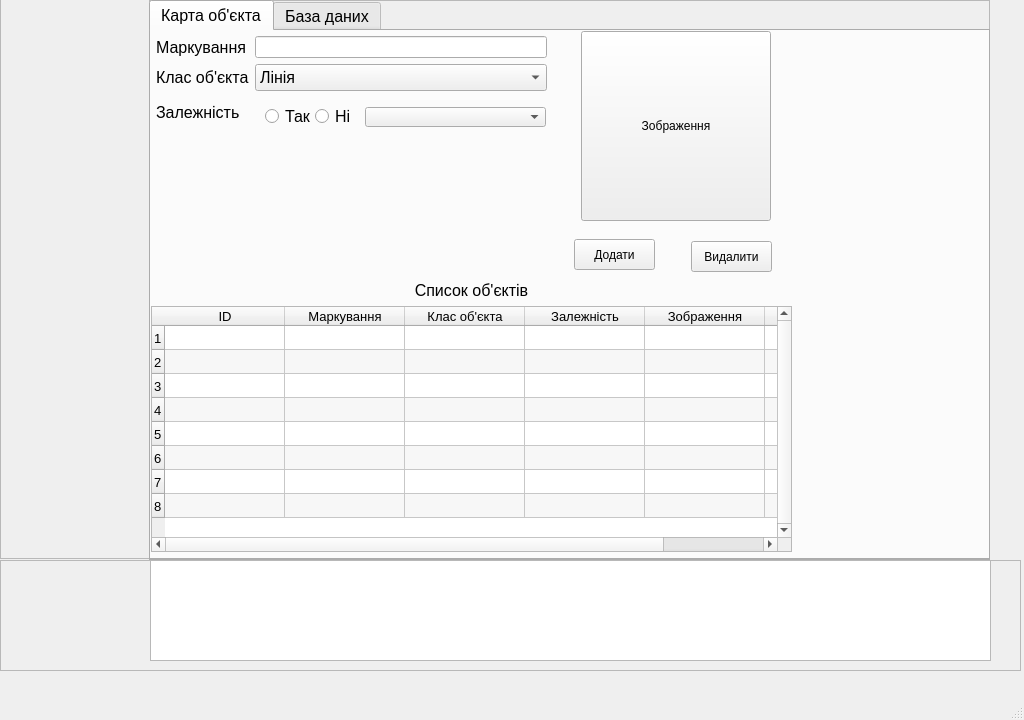
The window that UI/main.ui (DenysYuryev/PlantScheduler) describes before a commit, drawn with Qt 5.
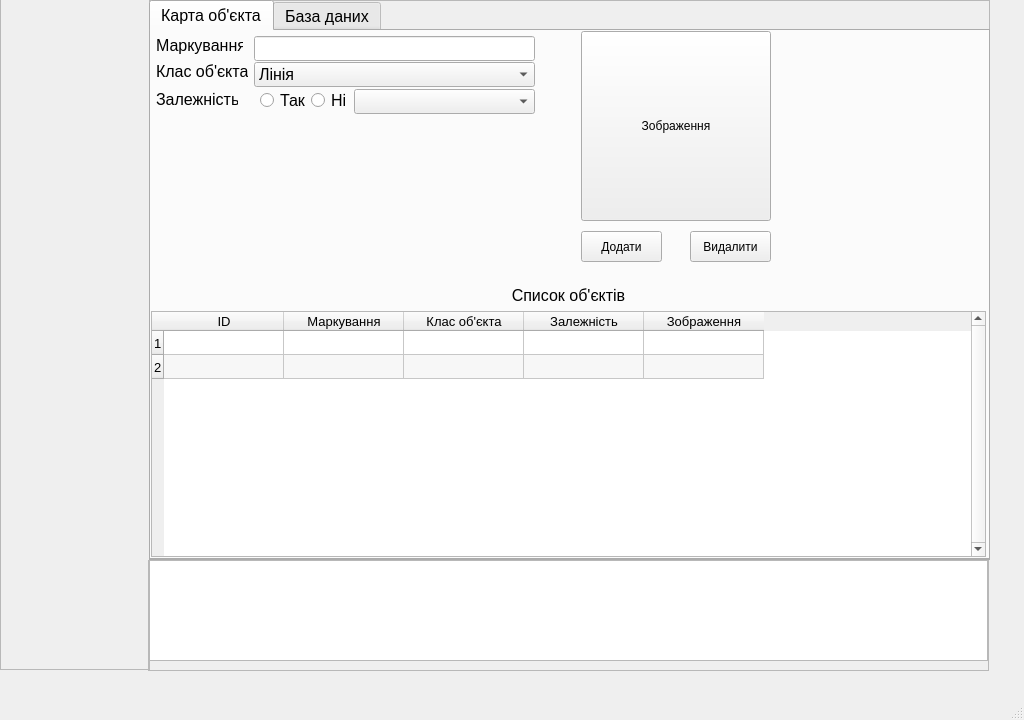
The same window after the commit. The open tabs and pages were chosen to show the change.

Diff of the .ui file:
```diff
--- a/UI/main.ui
+++ b/UI/main.ui
@@ -53,7 +53,7 @@
       <x>0</x>
       <y>-1</y>
       <width>150</width>
-      <height>560</height>
+      <height>671</height>
      </rect>
     </property>
     <property name="frameShape">
@@ -130,203 +130,18 @@
         <rect>
          <x>0</x>
          <y>0</y>
-         <width>651</width>
+         <width>836</width>
          <height>250</height>
         </rect>
        </property>
        <property name="styleSheet">
         <string notr="true">border-color: rgb(85, 85, 255);</string>
        </property>
-       <widget class="QWidget" name="gridLayoutWidget">
-        <property name="geometry">
-         <rect>
-          <x>0</x>
-          <y>0</y>
-          <width>401</width>
-          <height>101</height>
-         </rect>
-        </property>
-        <layout class="QGridLayout" name="gridLayout">
-         <property name="leftMargin">
-          <number>5</number>
-         </property>
-         <property name="topMargin">
-          <number>5</number>
-         </property>
-         <property name="rightMargin">
-          <number>5</number>
-         </property>
-         <property name="bottomMargin">
-          <number>5</number>
-         </property>
-         <item row="0" column="0">
-          <widget class="QLabel" name="label_1">
-           <property name="font">
-            <font>
-             <pointsize>12</pointsize>
-            </font>
-           </property>
-           <property name="text">
-            <string>Маркування</string>
-           </property>
-          </widget>
-         </item>
-         <item row="2" column="0">
-          <widget class="QLabel" name="label_3">
-           <property name="font">
-            <font>
-             <pointsize>12</pointsize>
-            </font>
-           </property>
-           <property name="text">
-            <string>Залежність</string>
-           </property>
-          </widget>
-         </item>
-         <item row="1" column="0">
-          <widget class="QLabel" name="label_2">
-           <property name="font">
-            <font>
-             <pointsize>12</pointsize>
-            </font>
-           </property>
-           <property name="text">
-            <string>Клас об'єкта</string>
-           </property>
-          </widget>
-         </item>
-         <item row="1" column="1">
-          <widget class="QComboBox" name="comboBox">
-           <property name="font">
-            <font>
-             <pointsize>12</pointsize>
-            </font>
-           </property>
-           <item>
-            <property name="text">
-             <string>Лінія</string>
-            </property>
-           </item>
-           <item>
-            <property name="text">
-             <string>Вузол</string>
-            </property>
-           </item>
-           <item>
-            <property name="text">
-             <string>Танк</string>
-            </property>
-           </item>
-           <item>
-            <property name="text">
-             <string>Пастеризатор</string>
-            </property>
-           </item>
-           <item>
-            <property name="text">
-             <string>Стерилізатор</string>
-            </property>
-           </item>
-           <item>
-            <property name="text">
-             <string>Сепаратор</string>
-            </property>
-           </item>
-           <item>
-            <property name="text">
-             <string>Фільтрація</string>
-            </property>
-           </item>
-           <item>
-            <property name="text">
-             <string>Ультрафільтрація</string>
-            </property>
-           </item>
-           <item>
-            <property name="text">
-             <string>Фасовщик</string>
-            </property>
-           </item>
-           <item>
-            <property name="text">
-             <string>Пакувальник</string>
-            </property>
-           </item>
-          </widget>
-         </item>
-         <item row="0" column="1">
-          <widget class="QLineEdit" name="lineEdit"/>
-         </item>
-         <item row="2" column="1">
-          <layout class="QVBoxLayout" name="verticalLayout_3">
-           <item>
-            <widget class="QWidget" name="widget" native="true">
-             <widget class="QRadioButton" name="radioButton_1">
-              <property name="geometry">
-               <rect>
-                <x>10</x>
-                <y>10</y>
-                <width>51</width>
-                <height>19</height>
-               </rect>
-              </property>
-              <property name="font">
-               <font>
-                <pointsize>12</pointsize>
-               </font>
-              </property>
-              <property name="cursor">
-               <cursorShape>PointingHandCursor</cursorShape>
-              </property>
-              <property name="text">
-               <string>Так</string>
-              </property>
-             </widget>
-             <widget class="QRadioButton" name="radioButton_2">
-              <property name="geometry">
-               <rect>
-                <x>60</x>
-                <y>10</y>
-                <width>41</width>
-                <height>19</height>
-               </rect>
-              </property>
-              <property name="font">
-               <font>
-                <pointsize>12</pointsize>
-               </font>
-              </property>
-              <property name="cursor">
-               <cursorShape>PointingHandCursor</cursorShape>
-              </property>
-              <property name="text">
-               <string>Ні</string>
-              </property>
-             </widget>
-             <widget class="QComboBox" name="comboBox_2">
-              <property name="enabled">
-               <bool>true</bool>
-              </property>
-              <property name="geometry">
-               <rect>
-                <x>110</x>
-                <y>10</y>
-                <width>181</width>
-                <height>20</height>
-               </rect>
-              </property>
-             </widget>
-            </widget>
-           </item>
-          </layout>
-         </item>
-        </layout>
-       </widget>
        <widget class="QToolButton" name="toolButton_2">
         <property name="geometry">
          <rect>
-          <x>540</x>
-          <y>210</y>
+          <x>539</x>
+          <y>200</y>
           <width>81</width>
           <height>31</height>
          </rect>
@@ -341,8 +156,8 @@
        <widget class="QToolButton" name="toolButton_1">
         <property name="geometry">
          <rect>
-          <x>423</x>
-          <y>208</y>
+          <x>430</x>
+          <y>200</y>
           <width>81</width>
           <height>31</height>
          </rect>
@@ -382,22 +197,206 @@
          </size>
         </property>
        </widget>
+       <widget class="QRadioButton" name="radioButton_1">
+        <property name="geometry">
+         <rect>
+          <x>109</x>
+          <y>60</y>
+          <width>45</width>
+          <height>19</height>
+         </rect>
+        </property>
+        <property name="font">
+         <font>
+          <pointsize>12</pointsize>
+         </font>
+        </property>
+        <property name="cursor">
+         <cursorShape>PointingHandCursor</cursorShape>
+        </property>
+        <property name="text">
+         <string>Так</string>
+        </property>
+       </widget>
+       <widget class="QComboBox" name="comboBox_2">
+        <property name="enabled">
+         <bool>true</bool>
+        </property>
+        <property name="geometry">
+         <rect>
+          <x>203</x>
+          <y>58</y>
+          <width>181</width>
+          <height>25</height>
+         </rect>
+        </property>
+       </widget>
+       <widget class="QRadioButton" name="radioButton_2">
+        <property name="geometry">
+         <rect>
+          <x>160</x>
+          <y>60</y>
+          <width>34</width>
+          <height>19</height>
+         </rect>
+        </property>
+        <property name="font">
+         <font>
+          <pointsize>12</pointsize>
+         </font>
+        </property>
+        <property name="cursor">
+         <cursorShape>PointingHandCursor</cursorShape>
+        </property>
+        <property name="text">
+         <string>Ні</string>
+        </property>
+       </widget>
+       <widget class="QLabel" name="label_3">
+        <property name="geometry">
+         <rect>
+          <x>5</x>
+          <y>59</y>
+          <width>82</width>
+          <height>19</height>
+         </rect>
+        </property>
+        <property name="font">
+         <font>
+          <pointsize>12</pointsize>
+         </font>
+        </property>
+        <property name="text">
+         <string>Залежність</string>
+        </property>
+       </widget>
+       <widget class="QLabel" name="label_2">
+        <property name="geometry">
+         <rect>
+          <x>5</x>
+          <y>31</y>
+          <width>92</width>
+          <height>19</height>
+         </rect>
+        </property>
+        <property name="font">
+         <font>
+          <pointsize>12</pointsize>
+         </font>
+        </property>
+        <property name="text">
+         <string>Клас об'єкта</string>
+        </property>
+       </widget>
+       <widget class="QLabel" name="label_1">
+        <property name="geometry">
+         <rect>
+          <x>5</x>
+          <y>5</y>
+          <width>87</width>
+          <height>19</height>
+         </rect>
+        </property>
+        <property name="font">
+         <font>
+          <pointsize>12</pointsize>
+         </font>
+        </property>
+        <property name="text">
+         <string>Маркування</string>
+        </property>
+       </widget>
+       <widget class="QComboBox" name="comboBox">
+        <property name="geometry">
+         <rect>
+          <x>103</x>
+          <y>31</y>
+          <width>281</width>
+          <height>25</height>
+         </rect>
+        </property>
+        <property name="font">
+         <font>
+          <pointsize>12</pointsize>
+         </font>
+        </property>
+        <item>
+         <property name="text">
+          <string>Лінія</string>
+         </property>
+        </item>
+        <item>
+         <property name="text">
+          <string>Вузол</string>
+         </property>
+        </item>
+        <item>
+         <property name="text">
+          <string>Танк</string>
+         </property>
+        </item>
+        <item>
+         <property name="text">
+          <string>Пастеризатор</string>
+         </property>
+        </item>
+        <item>
+         <property name="text">
+          <string>Стерилізатор</string>
+         </property>
+        </item>
+        <item>
+         <property name="text">
+          <string>Сепаратор</string>
+         </property>
+        </item>
+        <item>
+         <property name="text">
+          <string>Фільтрація</string>
+         </property>
+        </item>
+        <item>
+         <property name="text">
+          <string>Ультрафільтрація</string>
+         </property>
+        </item>
+        <item>
+         <property name="text">
+          <string>Фасовщик</string>
+         </property>
+        </item>
+        <item>
+         <property name="text">
+          <string>Пакувальник</string>
+         </property>
+        </item>
+       </widget>
+       <widget class="QLineEdit" name="lineEdit">
+        <property name="geometry">
+         <rect>
+          <x>103</x>
+          <y>5</y>
+          <width>281</width>
+          <height>25</height>
+         </rect>
+        </property>
+       </widget>
       </widget>
       <widget class="QWidget" name="Tab1WidgetDown" native="true">
        <property name="geometry">
         <rect>
          <x>0</x>
          <y>250</y>
-         <width>841</width>
+         <width>836</width>
          <height>280</height>
         </rect>
        </property>
-       <widget class="QWidget" name="verticalLayoutWidget">
+       <widget class="QWidget" name="">
         <property name="geometry">
          <rect>
           <x>0</x>
-          <y>0</y>
-          <width>641</width>
+          <y>5</y>
+          <width>835</width>
           <height>271</height>
          </rect>
         </property>
@@ -443,10 +442,10 @@
             <bool>true</bool>
            </property>
            <property name="rowCount">
-            <number>8</number>
+            <number>2</number>
            </property>
            <property name="columnCount">
-            <number>6</number>
+            <number>5</number>
            </property>
            <attribute name="horizontalHeaderDefaultSectionSize">
             <number>120</number>
@@ -462,12 +461,6 @@
            </attribute>
            <row/>
            <row/>
-           <row/>
-           <row/>
-           <row/>
-           <row/>
-           <row/>
-           <row/>
            <column>
             <property name="text">
              <string>ID</string>
@@ -500,7 +493,6 @@
              <string>Зображення</string>
             </property>
            </column>
-           <column/>
           </widget>
          </item>
         </layout>
@@ -596,9 +588,9 @@
    <widget class="QFrame" name="frame_bottom">
     <property name="geometry">
      <rect>
-      <x>0</x>
+      <x>148</x>
       <y>560</y>
-      <width>1021</width>
+      <width>841</width>
       <height>111</height>
      </rect>
     </property>
@@ -611,14 +603,36 @@
     <widget class="QPlainTextEdit" name="plainTextEdit">
      <property name="geometry">
       <rect>
-       <x>150</x>
+       <x>1</x>
        <y>0</y>
-       <width>841</width>
+       <width>839</width>
        <height>101</height>
       </rect>
      </property>
     </widget>
    </widget>
+   <widget class="QWidget" name="">
+    <property name="geometry">
+     <rect>
+      <x>0</x>
+      <y>0</y>
+      <width>2</width>
+      <height>2</height>
+     </rect>
+    </property>
+    <layout class="QVBoxLayout" name="verticalLayout"/>
+   </widget>
+   <widget class="QWidget" name="">
+    <property name="geometry">
+     <rect>
+      <x>0</x>
+      <y>0</y>
+      <width>2</width>
+      <height>2</height>
+     </rect>
+    </property>
+    <layout class="QGridLayout" name="gridLayout_2"/>
+   </widget>
    <zorder>frame_bottom</zorder>
    <zorder>frame_left</zorder>
    <zorder>frame_right</zorder>
```
Left out of the diff: 24 changed lines with no effect on the pictures.
